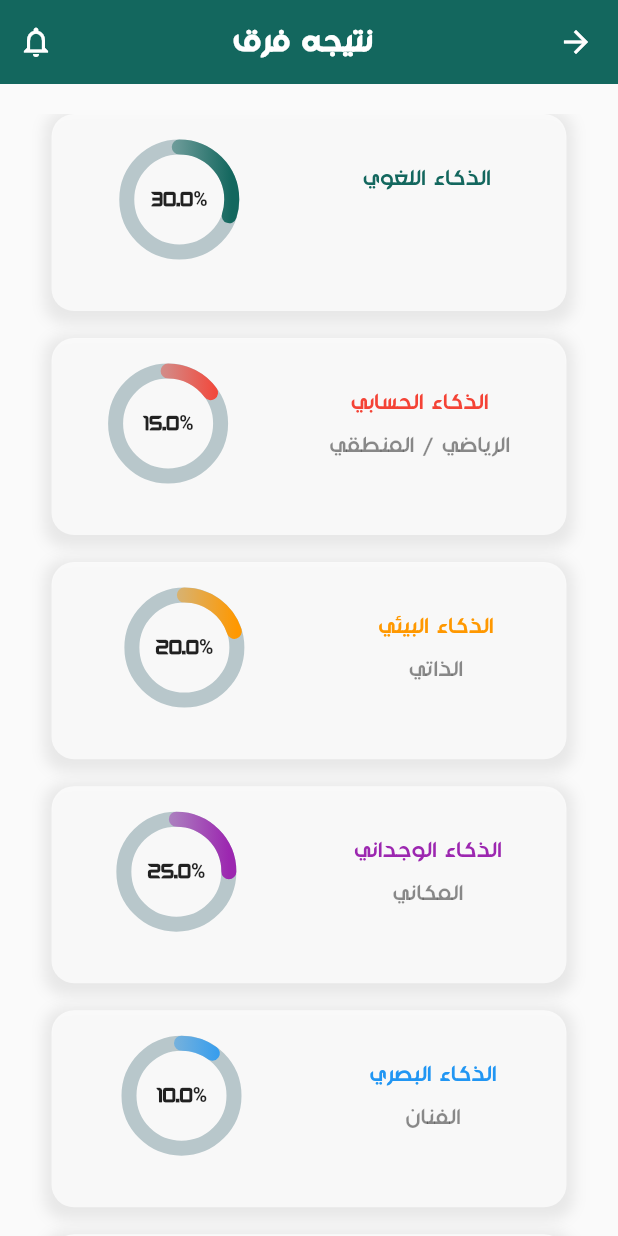
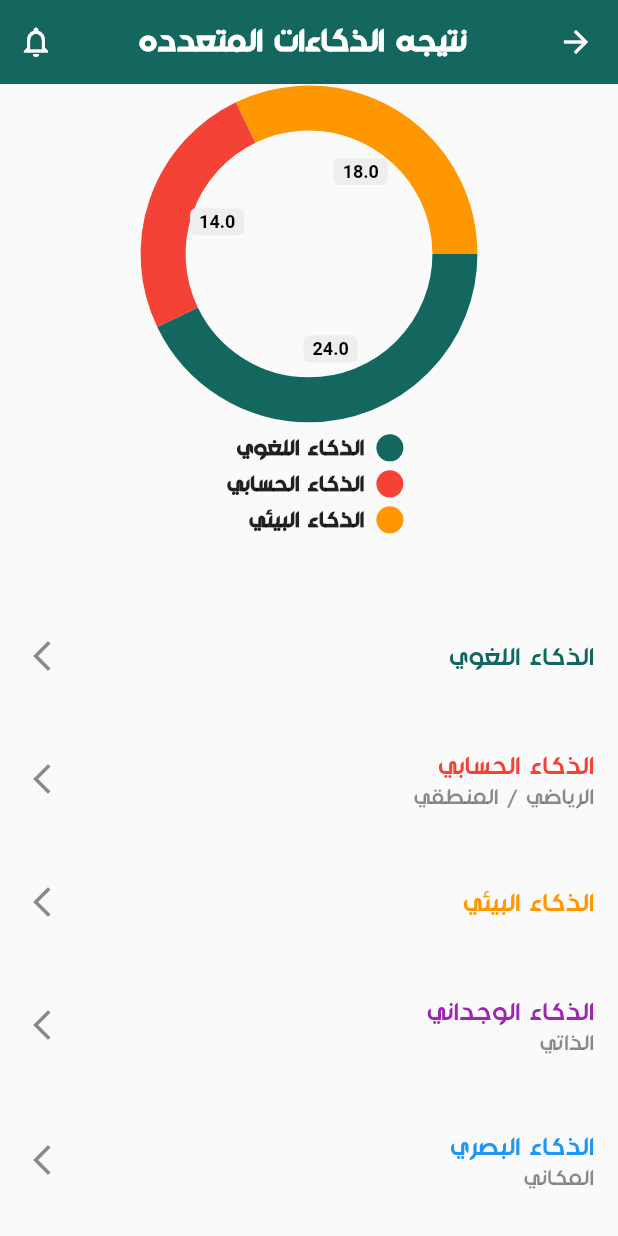
Before and after one commit to AhmedMostafa7474/Mutqen, a Flutter app: the preresult_page screen opened directly, after a tap on "عرض النتيجة", on a phone screen of 412 x 824 dp. Run offline on Flutter 3.47's test engine with Material 2 defaults, Android fonts, the phone set to English and light mode, and no system bars; drawn by our look-alikes of percent_indicator, pie_chart; our stand-ins replace animated_splash_screen, easy_localization, flutter_phoenix, flutter_screenutil, flutter_svg, font_awesome_flutter and 5 more; accounts and stored records are empty.

Commit message:
Edit Responsive

```diff
--- a/lib/presentation/exam/exam2_screen.dart
+++ b/lib/presentation/exam/exam2_screen.dart
@@ -81,7 +81,7 @@ class _exam_page2State extends State<exam_page2> {
                                   ),),),
                               ),
                               SizedBox(height: 50,),
-                              Text(list[index2 + (index1 *2)], style: TextStyle(fontSize: 18),),
+                              Text(list[index2 + (index1 *2)], style: TextStyle(fontSize: 18.sp),),
                               SizedBox(height: 70,),
                               Container(
                                 height: 40.h,
--- a/lib/presentation/home/homecard_screen.dart
+++ b/lib/presentation/home/homecard_screen.dart
@@ -9,6 +9,7 @@ import 'package:persistent_bottom_nav_bar/persistent_tab_view.dart';
 
 import '../../data/model/exam.dart';
 import '../../resources/assets_manager.dart';
+import '../../resources/common_widgets/app_bar.dart';
 import '../exam/exam2_screen.dart';
 
 class homecard_page extends StatefulWidget {
@@ -29,8 +30,7 @@ class _homecard_pageState extends State<homecard_page> {
   Widget build(BuildContext context) {
     return SafeArea(
       child: Scaffold(
-        appBar: AppBar(
-        ),
+        appBar:getAppBarWidgetWithNotificationIcon(widget.examm.title, context),
         body: Column(
           children: [
             SizedBox(height: 10,),
--- a/lib/presentation/result/Fare2/result_screen.dart
+++ b/lib/presentation/result/Fare2/result_screen.dart
@@ -38,7 +38,7 @@ class _result_pageState extends State<result_page> {
                     PersistentNavBarNavigator.pushNewScreen(context, screen: resultdetails_page(widget.results[index]));
                   },
                   child: Container(
-                    padding: EdgeInsets.all(9.0),
+                    padding: EdgeInsets.all(9.0.sp),
                     height: 110.h,
                     width: 300.w,
                     decoration: BoxDecoration(boxShadow: [
@@ -54,7 +54,7 @@ class _result_pageState extends State<result_page> {
                     child: Column(
                       crossAxisAlignment: CrossAxisAlignment.center,
                       children: [
-                        SizedBox(height: 8,),
+                        SizedBox(height: 8.h,),
                         Row(
                           mainAxisAlignment: MainAxisAlignment.spaceEvenly,
                           children: [
@@ -62,23 +62,24 @@ class _result_pageState extends State<result_page> {
                               children: [
                                 Text(widget.results[index].title,style: TextStyle(
                                   color: widget.results[index].color
+                                      ,fontSize: 15.sp
                                 ),),
                                 SizedBox(height: 10,),
-                                Text(widget.results[index].description ,style: TextStyle(color: Colors.black45),),
+                                Text(widget.results[index].description ,style: TextStyle(color: Colors.black45
+                                ,fontSize: 14.sp),),
                               ],
                             ),
                             SizedBox(width: 10,),
                             Container(
                               child: CircularPercentIndicator(
-                                radius: 40.0,
-                                lineWidth: 10.0,
+                                radius: 40.0.sp,
+                                lineWidth: 10.0.sp,
                                 animation: true,
                                 animationDuration: 2000,
                                 percent: widget.results[index].res/100,
                                 center: new Text(
                                   widget.results[index].res.toString()+"%",
-                                  style:
-                                  new TextStyle(fontWeight: FontWeight.bold, fontSize: 13.0),
+                                  style: new TextStyle(fontWeight: FontWeight.bold, fontSize: 13.0),
                                 ),
                                 linearGradient: LinearGradient(colors:
                                 [widget.results[index].color.withOpacity(0.1),widget.results[index].color.withOpacity(0.5),widget.results[index].color]),
--- a/lib/presentation/result/Multiple/Widgets/preresult_data.dart
+++ b/lib/presentation/result/Multiple/Widgets/preresult_data.dart
@@ -18,12 +18,12 @@ List<preresult_data> data = [preresult_data("7 - 15",
 ,preresult_data("27 - 35","أنت تفضل استخدام هذا النوع من الذكاء , وتشعر براحة ومتعة وسرور عند تطبيقه واستخدامه , بل حتى الآخرين يعرفون مدى تفوقك وتميزك فيه وللوصول إلى إتقان هذا الذكاء وصقله وتطويره يحتاج منك لجهد قليل وبسيط .. لذا ننصحك بتنمية هذا الذكاء والتركيز نحو إتقانه من خلال اختيارك لتخصصك العلمي الصحيح وأيضاً من خلال العمل الوظيفي المستقبلي الذي يرتبط بهذا النوع من الذكاء .. وتوكل على الله.")
 ];
 
-List<result> multiple_results=[result(" الذكاء اللغوي", "",30,ColorManager.primary,multiple_des),
+List<result> multiple_results=[result("الذكاء اللغوي", "",30,ColorManager.primary,multiple_des),
   result("الذكاء الحسابي", "الرياضي / المنطقي",15,Colors.red,multiple_des),
-  result("الذكاء البيئي", "الذاتي",20,Colors.orange,multiple_des),
-  result("الذكاء الوجداني", "المكاني",25,Colors.purple,multiple_des),
-  result("الذكاء البصري", "الفنان",10,Colors.blue,multiple_des),
-  result("الذكاء الاجتماعي", "المساعد",15,Colors.pink,multiple_des),
+  result("الذكاء البيئي", "",20,Colors.orange,multiple_des),
+  result("الذكاء الوجداني", "الذاتي",25,Colors.purple,multiple_des),
+  result("الذكاء البصري", "المكاني",10,Colors.blue,multiple_des),
+  result("الذكاء الاجتماعي", "",15,Colors.pink,multiple_des),
   result("الذكاء السمعي", "الفني / الإيقاعي",20,Colors.cyan,multiple_des),
   result("الذكاء الحركي", "الجسدي",25,Colors.redAccent,multiple_des),
 ];
@@ -39,5 +39,19 @@ List<resultdesc> multiple_des= [
   resultdesc("المستقبل المهني", "يحب العمل في مهن تستلزم العمل مع الآخرين ويستمتعون بأنشطة مثل البيع والإقناع والقيادة وإدارة الأداء","", Icons.work),
   resultdesc("التطور المهني", " علوم الحيوان - علوم الأحياء البحرية - العلوم النفسية - الفيزياء - الكيمياء - الجيولوجيا- الطب / الجراحة - الاقتصاد الاستهلاكي- المختبرات",
       "",Icons.workspaces),
+];
 
+final dataMap2 = <String, double>{
+  "الذكاء اللغوي": 24,
+  "الذكاء الحسابي": 14,
+  "الذكاء البيئي": 18,
+};
+
+
+final colorList = <Color>[
+  ColorManager.primary,
+  Colors.red,
+  Colors.orange,
+  const Color(0xffe17055),
+  const Color(0xff6c5ce7),
 ];
--- a/lib/presentation/result/Multiple/preresult_screen.dart
+++ b/lib/presentation/result/Multiple/preresult_screen.dart
@@ -3,6 +3,7 @@ import 'package:flutter_screenutil/flutter_screenutil.dart';
 import 'package:flutter_svg/svg.dart';
 import 'package:mutqen/presentation/result/Multiple/Widgets/preresult_data.dart';
 import 'package:mutqen/presentation/result/Fare2/result_screen.dart';
+import 'package:mutqen/presentation/result/Multiple/result_screen3.dart';
 import 'package:mutqen/resources/common_widgets/button_widget.dart';
 import 'package:persistent_bottom_nav_bar/persistent_tab_view.dart';
 
@@ -36,7 +37,10 @@ class _preresult_pageState extends State<preresult_page> {
             SizedBox(height: 8.0,),
             Padding(
               padding: const EdgeInsets.all(12.0),
-              child: Text("دلائل مجموع الدرجات لكل ذكاء علي حده :"),
+              child: Text("دلائل مجموع الدرجات لكل ذكاء علي حده :",
+              style: TextStyle(
+                fontSize: 13.sp
+              ),),
             ),
             SizedBox(height: 12.0),
             ListView.builder(
@@ -52,7 +56,8 @@ class _preresult_pageState extends State<preresult_page> {
                     Padding(
                       padding: const EdgeInsets.all(15.0),
                       child: Text(data[index].description,style: TextStyle(
-                        color: Colors.black54
+                        color: Colors.black54,
+                        fontSize: 12.sp
                       ),),
                     )
                   ],
@@ -61,10 +66,11 @@ class _preresult_pageState extends State<preresult_page> {
             SizedBox(height: 8,),
             Center(
               child: defaultButton(width: 200, function: (){
-                PersistentNavBarNavigator.pushNewScreen(context, screen: result_page(multiple_results));
+                PersistentNavBarNavigator.pushNewScreen(context, screen: result_page3(multiple_results));
               }, text: "عرض النتيجة",
                   txtColor: Colors.white, height: 30, fontSize: 14),
-            )
+            ),
+            SizedBox(height: 30)
           ],
         ),
       ),
--- /dev/null
+++ b/lib/presentation/result/Multiple/result_screen3.dart
@@ -0,0 +1,83 @@
+import 'package:easy_localization/easy_localization.dart';
+import 'package:flutter/cupertino.dart';
+import 'package:flutter/material.dart';
+import 'package:flutter_screenutil/flutter_screenutil.dart';
+import 'package:mutqen/presentation/result/Fare2/resultdetails_screen.dart';
+import 'package:percent_indicator/circular_percent_indicator.dart';
+import 'package:persistent_bottom_nav_bar/persistent_tab_view.dart';
+import 'package:pie_chart/pie_chart.dart';
+
+import '../../../data/model/result.dart';
+import '../../../resources/assets_manager.dart';
+import '../../../resources/common_widgets/app_bar.dart';
+import '../../../resources/strings_manager.dart';
+import 'Widgets/preresult_data.dart';
+
+class result_page3 extends StatefulWidget {
+  List<result> results;
+  result_page3(this.results, {Key? key}) : super(key: key);
+
+  @override
+  State<result_page3> createState() => _result_page3State();
+}
+
+class _result_page3State extends State<result_page3> {
+  @override
+  Widget build(BuildContext context) {
+    return SafeArea(
+      child: Scaffold(
+        appBar: getAppBarWidgetWithNotificationIcon("نتيجه الذكاءات المتعدده", context),
+        body: SingleChildScrollView(
+          child: Column(
+            children: [
+              Padding(
+                padding: const EdgeInsets.all(8.0),
+                child: PieChart(
+                    dataMap: dataMap2,
+                   colorList: colorList,
+                  chartType: ChartType.ring,
+                  chartRadius: 170.sp,
+                  chartLegendSpacing: 20,
+                  ringStrokeWidth: 30,
+                  legendOptions: LegendOptions(
+                    legendPosition: LegendPosition.bottom
+                  ),
+                ),
+              ),
+              SizedBox(height: 15),
+              Container(
+                padding: EdgeInsets.only(top: 20),
+                child: ListView.separated(
+                  physics: NeverScrollableScrollPhysics(),
+                  shrinkWrap: true,
+                  padding:  EdgeInsets.only(bottom: 20),
+                  itemCount: widget.results.length,
+                  itemBuilder: (BuildContext context, int index) {
+                    return  InkWell(
+                        onTap: (){
+                          PersistentNavBarNavigator.pushNewScreen(context, screen: resultdetails_page(widget.results[index]));
+                        },
+                        child:
+                        ListTile(
+                          title:Text(widget.results[index].title,style: TextStyle(
+                              color: widget.results[index].color
+                          ),),
+                          subtitle:widget.results[index].description.isNotEmpty?
+                          Text(widget.results[index].description ,style: TextStyle(color: Colors.black45),):null,
+                          trailing: Icon(Icons.arrow_forward_ios),
+                        )
+                    );
+                  },
+                  separatorBuilder: (BuildContext context, int index) {
+                    return SizedBox(
+                      height: 18,
+                    );
+                  },),
+              ),
+            ],
+          ),
+        ) ,
+      ),
+    );
+  }
+}
--- a/pubspec.yaml
+++ b/pubspec.yaml
@@ -45,6 +45,7 @@ dependencies:
   percent_indicator: ^4.2.3
   shimmer: ^2.0.0
   flutter_svg:
+  pie_chart: ^5.3.2
 
 dev_dependencies:
   flutter_test:
```
Also changed, not shown: lib/presentation/exam/exam_screen.dart (+37 -3 lines), lib/presentation/result/Fare2/resultdetails_screen.dart (+14 -6 lines), lib/presentation/result/Wazen/result_screen2.dart (+13 -6 lines), pubspec.lock.
